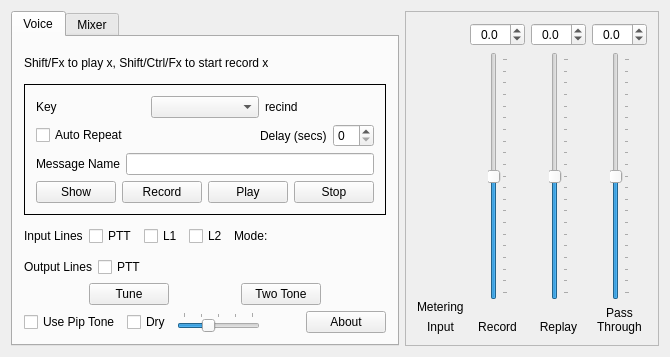
The window that mqt/MqtKeyer/KeyerMain.ui (Rsclub22/Minos2-Mirror) describes before a commit, drawn with Qt 5.
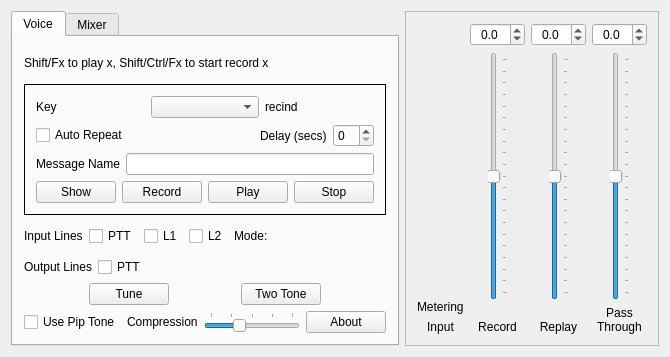
The same window after the commit. Custom widgets are drawn as their Qt base class.

Commit message: Pass compression to external button dialog, remove "dry"

Patch:
```diff
--- a/mqt/MqtKeyer/KeyerMain.ui
+++ b/mqt/MqtKeyer/KeyerMain.ui
@@ -312,9 +312,9 @@
            </widget>
           </item>
           <item>
-           <widget class="QCheckBox" name="dryCheckBox">
+           <widget class="QLabel" name="label_13">
             <property name="text">
-             <string>Dry</string>
+             <string>Compression</string>
             </property>
            </widget>
           </item>
@@ -340,19 +340,6 @@
             </property>
            </widget>
           </item>
-          <item>
-           <spacer name="horizontalSpacer_4">
-            <property name="orientation">
-             <enum>Qt::Horizontal</enum>
-            </property>
-            <property name="sizeHint" stdset="0">
-             <size>
-              <width>40</width>
-              <height>20</height>
-             </size>
-            </property>
-           </spacer>
-          </item>
           <item>
            <widget class="QPushButton" name="aboutButton">
             <property name="text">
```
The commit also changes 13 other files.
